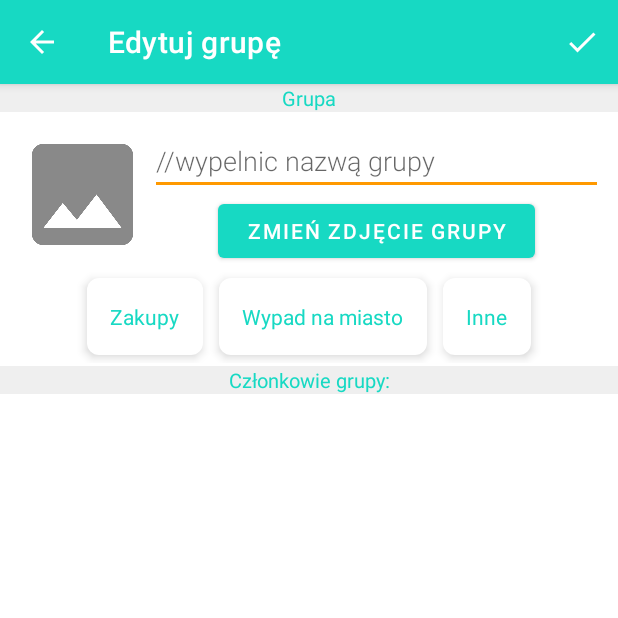
After one commit to IzabelaPiatek/Rozrachunki, an Android app: the EditGroupActivity screen opened directly, with no data from a screen before it, on a phone screen of 412 x 824 dp, the top half of it. The commit adds this screen. Run offline under Robolectric (Android 15) with nearby library versions, the phone set to English and light mode, and no system bars.

Commit message:
Dodanie interfejsu edycji grupy i dodawania członków do grupy

```diff
--- /dev/null
+++ b/app/src/main/java/com/example/rozrachunki/EditGroupActivity.java
@@ -0,0 +1,48 @@
+package com.example.rozrachunki;
+
+import android.Manifest;
+import android.content.Intent;
+import android.content.pm.PackageManager;
+import android.os.Build;
+import android.os.Bundle;
+import android.view.Menu;
+import android.view.MenuItem;
+import android.view.View;
+import android.widget.Button;
+import android.widget.ImageView;
+import android.widget.Toast;
+
+import androidx.annotation.NonNull;
+import androidx.annotation.Nullable;
+import androidx.appcompat.app.AppCompatActivity;
+
+public class EditGroupActivity extends AppCompatActivity {
+
+
+    @Override
+    protected void onCreate(Bundle savedInstanceState) {
+        super.onCreate(savedInstanceState);
+        setContentView(R.layout.activity_edit_group);
+
+        getSupportActionBar().setDisplayHomeAsUpEnabled(true);
+
+    }
+
+
+    @Override
+    public boolean onCreateOptionsMenu(Menu menu) {
+        getMenuInflater().inflate(R.menu.menu, menu);
+        return true;
+    }
+
+    @Override
+    public boolean onOptionsItemSelected(@NonNull MenuItem item) {
+        int id = item.getItemId();
+
+        if( id == R.id.save){
+            Toast.makeText(EditGroupActivity.this, "Zapisz grupę", Toast.LENGTH_LONG).show();
+
+        }
+        return true;
+    }
+}
--- a/app/src/main/java/com/example/rozrachunki/GroupsActivity.java
+++ b/app/src/main/java/com/example/rozrachunki/GroupsActivity.java
@@ -75,6 +75,7 @@ public class GroupsActivity extends AppCompatActivity {
         creategroup.setOnClickListener(new View.OnClickListener() {
             @Override
             public void onClick(View view) {
+                //startActivity(new Intent(GroupsActivity.this, CreateGroupActivity.class));
                 startActivity(new Intent(GroupsActivity.this, CreateGroupActivity.class));
 
             }
--- /dev/null
+++ b/app/src/main/res/layout/activity_edit_group.xml
@@ -0,0 +1,140 @@
+<?xml version="1.0" encoding="utf-8"?>
+<RelativeLayout xmlns:android="http://schemas.android.com/apk/res/android"
+    xmlns:app="http://schemas.android.com/apk/res-auto"
+    xmlns:tools="http://schemas.android.com/tools"
+    android:layout_width="match_parent"
+    android:layout_height="match_parent"
+    android:layout_below="@+id/rellay1"
+    android:gravity="center"
+    tools:context=".CreateGroupActivity">
+
+
+    <LinearLayout
+        android:layout_width="match_parent"
+        android:layout_height="match_parent"
+        android:orientation="vertical">
+
+
+        <TextView
+            android:layout_width="match_parent"
+            android:layout_height="wrap_content"
+            android:text="Grupa"
+            android:textColor="@color/blue2"
+            android:textSize="13sp"
+            android:background="#1111"
+            android:textAlignment="center"
+            android:gravity="center"/>
+        <RelativeLayout
+            android:layout_width="match_parent"
+            android:layout_height="wrap_content"
+            android:layout_marginLeft="10dp"
+            android:layout_marginTop="10dp"
+            android:layout_marginRight="10dp"
+            android:orientation="horizontal">
+
+            <ImageView
+                android:id="@+id/image_view_choose_image1"
+                android:layout_width="90dp"
+                android:layout_height="90dp"
+                android:scaleType="centerCrop"
+                android:src="@drawable/ic_choose_image" />
+
+
+            <EditText
+                android:id="@+id/username_ET_fill"
+                android:layout_width="match_parent"
+                android:layout_height="wrap_content"
+                android:fontFamily="sans-serif-light"
+                android:hint="//wypelnic nazwą grupy"
+                android:textColor="#000000"
+                android:layout_toRightOf="@+id/image_view_choose_image1"
+                android:textSize="18sp" />
+            <Button
+                android:id="@+id/change_imageBTN"
+                android:layout_width="match_parent"
+                android:layout_height="wrap_content"
+                android:layout_marginStart="45dp"
+                android:layout_marginEnd="45dp"
+                android:layout_below="@+id/username_ET_fill"
+                android:layout_toRightOf="@id/image_view_choose_image1"
+                android:text="Zmień zdjęcie grupy" />
+
+
+
+        </RelativeLayout>
+
+        <LinearLayout
+            android:layout_width="match_parent"
+            android:layout_height="wrap_content">
+
+            <RadioGroup
+                android:layout_width="match_parent"
+                android:layout_height="wrap_content"
+                android:gravity="center"
+                android:orientation="horizontal"
+                android:paddingTop="2dp">
+
+                <RadioButton
+                    android:layout_width="wrap_content"
+                    android:layout_height="wrap_content"
+                    android:layout_margin="5dp"
+                    android:background="@drawable/radio_selector"
+                    android:button="@color/transparent"
+                    android:elevation="4dp"
+                    android:padding="16dp"
+                    android:text="Zakupy"
+                    android:textColor="@drawable/text_color" />
+
+                <RadioButton
+                    android:layout_width="wrap_content"
+                    android:layout_height="wrap_content"
+                    android:layout_margin="5dp"
+                    android:background="@drawable/radio_selector"
+                    android:button="@color/transparent"
+                    android:elevation="4dp"
+                    android:padding="16dp"
+                    android:text="Wypad na miasto"
+                    android:textColor="@drawable/text_color" />
+
+                <RadioButton
+                    android:layout_width="wrap_content"
+                    android:layout_height="wrap_content"
+                    android:layout_margin="5dp"
+                    android:background="@drawable/radio_selector"
+                    android:button="@color/transparent"
+                    android:elevation="4dp"
+                    android:padding="16dp"
+                    android:text="Inne"
+                    android:textColor="@drawable/text_color" />
+            </RadioGroup>
+
+        </LinearLayout>
+
+        <LinearLayout
+            android:layout_width="match_parent"
+            android:layout_height="wrap_content"
+            android:layout_marginTop="2dp"
+            android:layout_marginBottom="10dp"
+            android:orientation="vertical"
+            >
+            <TextView
+                android:layout_width="match_parent"
+                android:layout_height="wrap_content"
+                android:text="Członkowie grupy:"
+                android:textColor="@color/blue2"
+                android:textSize="13sp"
+                android:background="#1111"
+                android:textAlignment="center"
+                android:gravity="center"/>
+            <androidx.recyclerview.widget.RecyclerView
+                android:layout_width="match_parent"
+                android:layout_height="fill_parent"
+                android:layout_marginTop="10dp"
+                android:id="@+id/LV_add_member_to_group" />
+
+
+        </LinearLayout>
+
+    </LinearLayout>
+
+</RelativeLayout>
```
Also changed, not shown: app/src/main/AndroidManifest.xml (+6 -1 lines), app/src/main/java/com/example/rozrachunki/AddMemberToGroupActivity.java (added, +93 -0 lines), app/src/main/res/layout/activity_add_member_to_group.xml (added, +58 -0 lines), app/src/main/res/menu/menu_edit_group.xml (added, +7 -0 lines).
